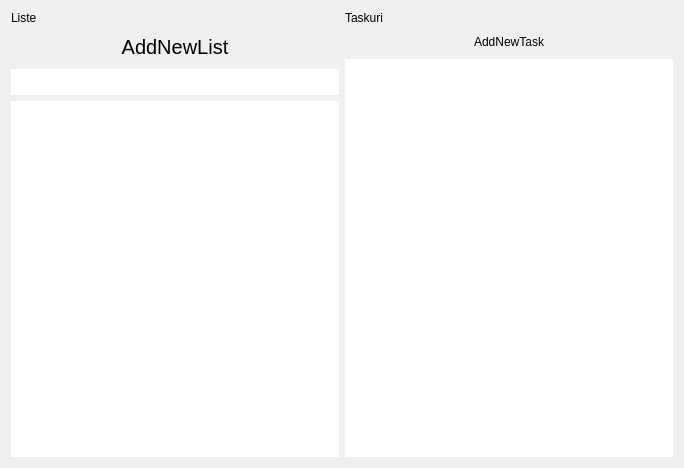
The window that Presentation/MainWidget.ui (TarcaAndrei/NotesApp) describes before a commit, drawn with Qt 5.
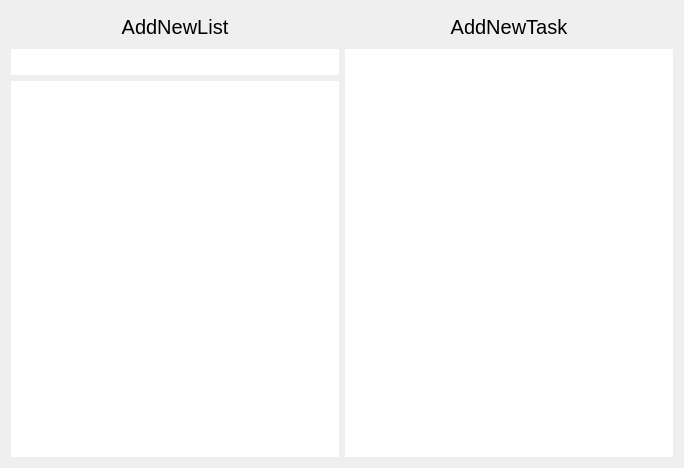
The same window after the commit. Icons and pictures are not drawn.

Diff of the .ui file:
```diff
--- a/Presentation/MainWidget.ui
+++ b/Presentation/MainWidget.ui
@@ -16,13 +16,6 @@
   <layout class="QHBoxLayout" name="horizontalLayout_2">
    <item>
     <layout class="QVBoxLayout" name="verticalLayout_3">
-     <item>
-      <widget class="QLabel" name="label">
-       <property name="text">
-        <string>Liste</string>
-       </property>
-      </widget>
-     </item>
      <item>
       <widget class="QPushButton" name="addnewList">
        <property name="font">
@@ -91,15 +84,13 @@
    </item>
    <item>
     <layout class="QVBoxLayout" name="verticalLayout_4">
-     <item>
-      <widget class="QLabel" name="label_2">
-       <property name="text">
-        <string>Taskuri</string>
-       </property>
-      </widget>
-     </item>
      <item>
       <widget class="QPushButton" name="add_new_task_button">
+       <property name="font">
+        <font>
+         <pointsize>15</pointsize>
+        </font>
+       </property>
        <property name="text">
         <string>AddNewTask</string>
        </property>
```
